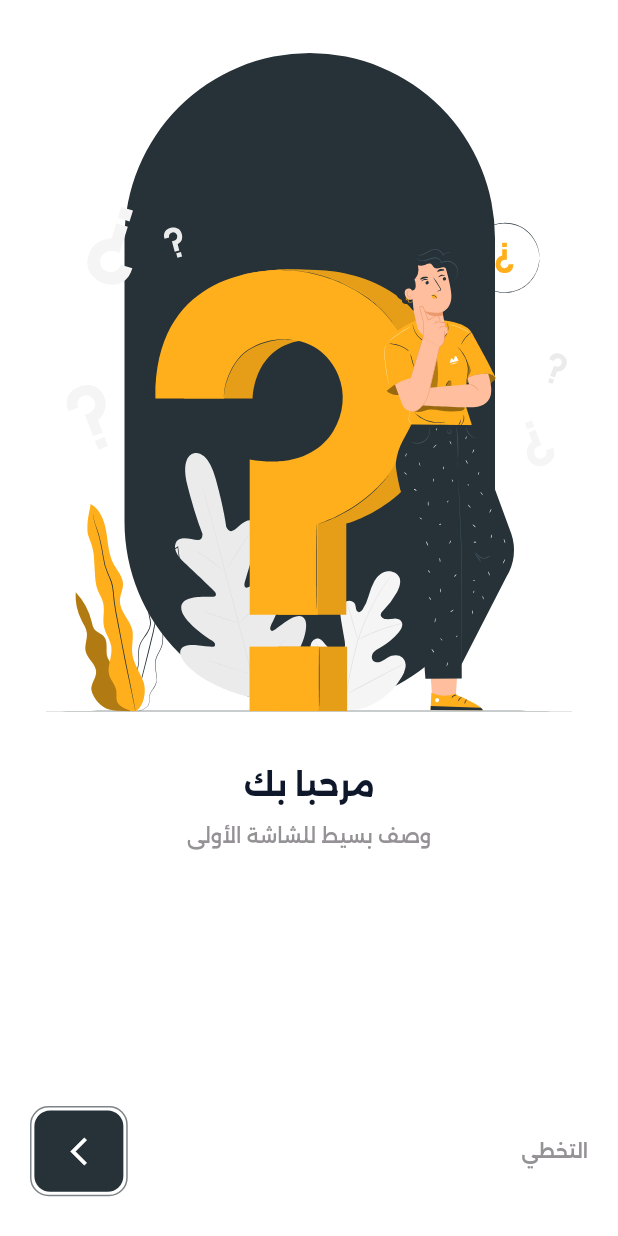
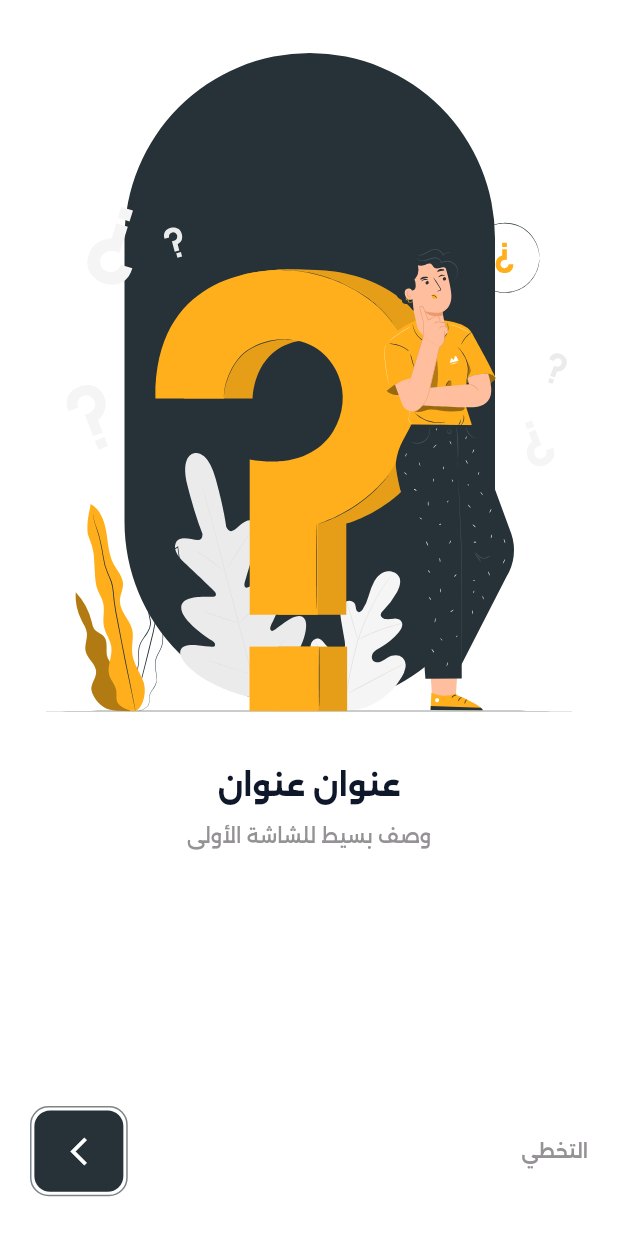
Before and after one commit to khalidMtwaley/demoapp, a Flutter app: the screen it shows after launch, on a phone screen of 412 x 824 dp. Run offline on Flutter 3.47's test engine with Material 3 defaults, Android fonts, the phone set to English and light mode, and no system bars; our stand-ins replace bot_toast, cached_network_image, country_picker, dartz, dio, easy_localization and 16 more; accounts and stored records are empty; project files that could hold a hidden picture were left out.

Commit message:
Update onboarding titles to a consistent placeholder text

```diff
--- a/lib/features/onboarding/screens/main_on_boardoing_screen.dart
+++ b/lib/features/onboarding/screens/main_on_boardoing_screen.dart
@@ -20,50 +20,50 @@ class _OnBoardingScreenState extends State<OnBoardingScreen> {
   final List<OnBoardingModel> onBoardingList = [
     OnBoardingModel(
       image: AppImages.assetsSvgOnBoardingOnboarding2,
-      title: 'مرحبا بك',
+      title: 'عنوان عنوان',
       description: 'وصف بسيط للشاشة الأولى',
     ),
     OnBoardingModel(
       image: AppImages.assetsSvgOnBoardingOnboarding3,
-      title: 'سهولة الاستخدام',
+      title: 'عنوان عنوان',
       description: 'وصف بسيط للشاشة الثانية',
     ),
     OnBoardingModel(
       image: AppImages.assetsSvgOnBoardingOnboarding4,
-      title: 'تجربة سريعة',
+      title: 'عنوان عنوان',
       description: 'وصف بسيط للشاشة الثالثة',
     ),
     OnBoardingModel(
       image: AppImages.assetsSvgOnBoardingOnboarding5,
-      title: 'تواصل أسهل',
+      title: 'عنوان عنوان',
       description: 'وصف بسيط للشاشة الرابعة',
       showExtraImage: true,
       extraImage: AppImages.assetsSvgOnBoardingBaseOnBoarding,
     ),
     OnBoardingModel(
       image: AppImages.assetsSvgOnBoardingOnboarding6,
-      title: 'أمان تام',
+      title: 'عنوان عنوان',
       description: 'وصف بسيط للشاشة الخامسة',
       showExtraImage: true,
       extraImage: AppImages.assetsSvgOnBoardingBaseOnBoarding,
     ),
     OnBoardingModel(
       image: AppImages.assetsSvgOnBoardingOnboarding7,
-      title: 'تنظيم أفضل',
+      title: 'عنوان عنوان',
       description: 'وصف بسيط للشاشة السادسة',
       showExtraImage: true,
       extraImage: AppImages.assetsSvgOnBoardingBaseOnBoarding,
     ),
     OnBoardingModel(
       image: AppImages.assetsSvgOnBoardingOnboarding8,
-      title: 'متابعة مستمرة',
+      title: 'عنوان عنوان',
       description: 'وصف بسيط للشاشة السابعة',
       showExtraImage: true,
       extraImage: AppImages.assetsSvgOnBoardingBaseOnBoarding,
     ),
     OnBoardingModel(
       image: AppImages.assetsSvgOnBoardingOnboarding9,
-      title: 'ابدأ الآن',
+      title: 'عنوان عنوان',
       description: 'وصف بسيط للشاشة الأخيرة',
       showExtraImage: true,
       extraImage: AppImages.assetsSvgOnBoardingBaseOnBoarding,
```
